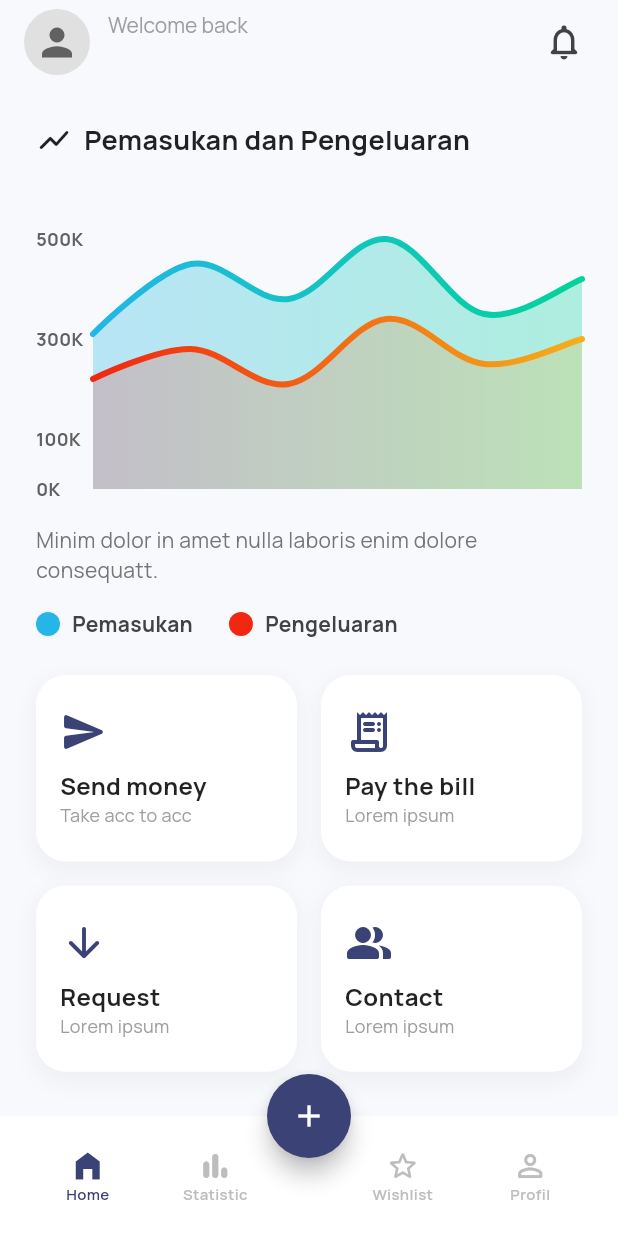
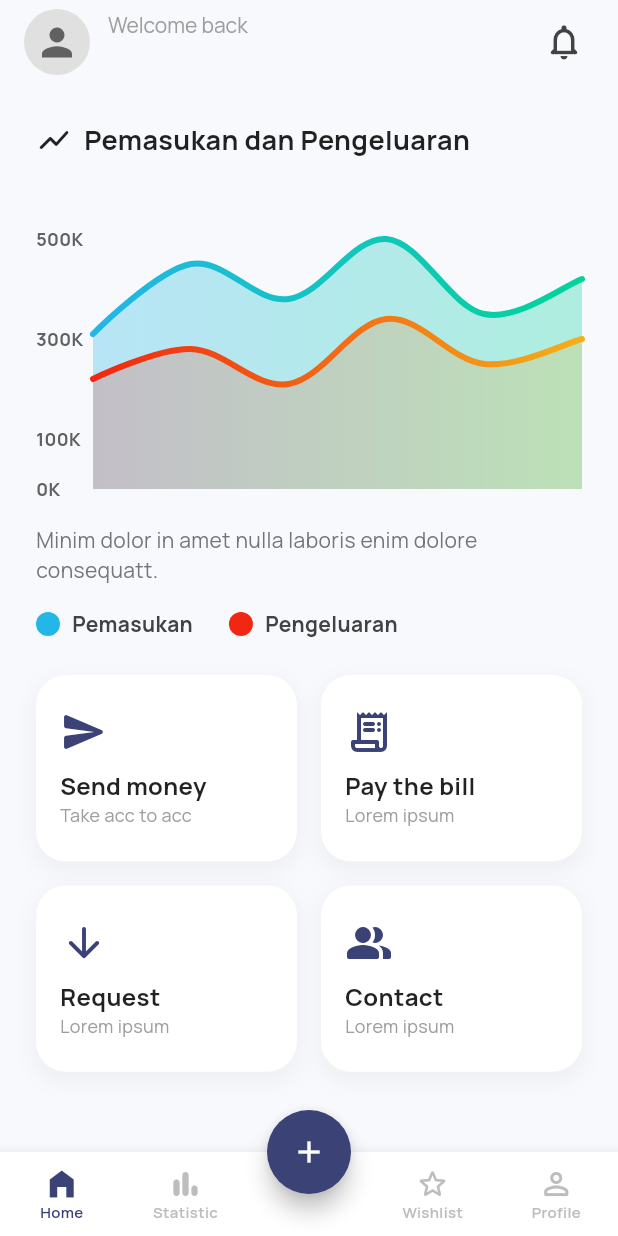
Before and after one commit to riskipradnya/SimpanSini-Personal-Finance, a Flutter app: the MainScreen screen opened directly, on a phone screen of 412 x 824 dp. Run offline on Flutter 3.47's test engine with Material 3 defaults, Android fonts, the phone set to English and light mode, and no system bars; drawn by our look-alikes of fl_chart; our stand-ins replace font_awesome_flutter, google_fonts, shared_preferences; accounts and stored records are empty; network calls fail.

Commit message:
fix issue crash saat menyimpan pemasukan atau pengeluaran

```diff
--- a/lib/screens/main_screen.dart
+++ b/lib/screens/main_screen.dart
@@ -1,7 +1,6 @@
 // main_screen.dart
-
 import 'package:flutter/material.dart';
-// <-- IMPORT BARU
+import 'package:flutter/foundation.dart';
 import 'package:google_fonts/google_fonts.dart';
 import 'home_screen.dart';
 import 'pemasukan_screen.dart';
@@ -19,7 +18,6 @@ class _MainScreenState extends State<MainScreen> {
   int _selectedIndex = 0;
   late PageController _pageController;
 
-  // --- GANTI KEY DENGAN VALUE NOTIFIER INI ---
   final ValueNotifier<int> _refreshNotifier = ValueNotifier<int>(0);
 
   @override
@@ -31,11 +29,9 @@ class _MainScreenState extends State<MainScreen> {
   @override
   void dispose() {
     _pageController.dispose();
-    _refreshNotifier.dispose(); // <-- JANGAN LUPA DISPOSE
+    _refreshNotifier.dispose();
     super.dispose();
   }
-
-  // --- FUNGSI _refreshPages() BISA DIHAPUS, KITA TIDAK MEMBUTUHKANNYA LAGI ---
 
   void _onItemTapped(int index) {
     setState(() {
@@ -49,14 +45,12 @@ class _MainScreenState extends State<MainScreen> {
       context: context,
       builder: (BuildContext context) {
         return Dialog(
-          // ... (kode dialog tidak berubah)
           child: Container(
             padding: const EdgeInsets.all(24.0),
             child: Column(
               mainAxisSize: MainAxisSize.min,
               crossAxisAlignment: CrossAxisAlignment.stretch,
               children: <Widget>[
-                // ... (Judul dan tombol close tidak berubah)
                 Row(
                   mainAxisAlignment: MainAxisAlignment.spaceBetween,
                   children: [
@@ -74,10 +68,7 @@ class _MainScreenState extends State<MainScreen> {
                   onPressed: () async {
                     Navigator.of(context).pop();
                     final result = await Navigator.push(context, MaterialPageRoute(builder: (context) => const PemasukanScreen()),);
-
-                    // --- UBAH LOGIKA REFRESH DI SINI ---
                     if (result == true) {
-                      // Cukup naikkan nilai notifier untuk memicu refresh di child
                       _refreshNotifier.value++;
                     }
                   },
@@ -93,8 +84,6 @@ class _MainScreenState extends State<MainScreen> {
                   onPressed: () async {
                     Navigator.of(context).pop();
                     final result = await Navigator.push(context, MaterialPageRoute(builder: (context) => const PengeluaranScreen()),);
-
-                    // --- UBAH LOGIKA REFRESH DI SINI JUGA ---
                     if (result == true) {
                       _refreshNotifier.value++;
                     }
@@ -119,7 +108,6 @@ class _MainScreenState extends State<MainScreen> {
             _selectedIndex = index;
           });
         },
-        // --- UBAH CARA KITA MEMBERIKAN WIDGET DI SINI ---
         children: <Widget>[
           HomeScreen(refreshNotifier: _refreshNotifier),
           StatistikScreen(refreshNotifier: _refreshNotifier),
@@ -127,79 +115,56 @@ class _MainScreenState extends State<MainScreen> {
           const Center(child: Text('Profile')),
         ],
       ),
-      // ... (Sisa kode (BottomNavBar, FAB, dll) tidak perlu diubah) ...
-      bottomNavigationBar: _buildBottomNavBar(),
-      floatingActionButtonLocation: FloatingActionButtonLocation.centerDocked,
-      floatingActionButton: FloatingActionButton(
-        onPressed: _showAddTransactionDialog,
-        backgroundColor: const Color(0xFF3A4276),
-        shape: const CircleBorder(),
-        child: const Icon(Icons.add, color: Colors.white),
+      // --- GANTI BOTTOMAPPBAR MENJADI BOTTOMNAVIGATIONBAR ---
+      bottomNavigationBar: BottomNavigationBar(
+        currentIndex: _selectedIndex,
+        onTap: _onItemTapped,
+        type: BottomNavigationBarType.fixed, // Penting jika item lebih dari 3
+        backgroundColor: Colors.white,
+        selectedItemColor: const Color(0xFF3A4276),
+        unselectedItemColor: Colors.grey[400],
+        selectedLabelStyle: GoogleFonts.manrope(
+          fontSize: 10,
+          fontWeight: FontWeight.w600,
+        ),
+        unselectedLabelStyle: GoogleFonts.manrope(
+          fontSize: 10,
+          fontWeight: FontWeight.w600,
+        ),
+        items: const <BottomNavigationBarItem>[
+          BottomNavigationBarItem(
+            icon: Icon(Icons.home_filled),
+            label: 'Home',
+          ),
+          BottomNavigationBarItem(
+            icon: Icon(Icons.bar_chart_rounded),
+            label: 'Statistic',
+          ),
+          // Tambahkan item dummy untuk FAB jika Anda ingin tetap memiliki ruang di tengah
+          BottomNavigationBarItem(
+            icon: SizedBox.shrink(), // Widget kosong
+            label: '',
+          ),
+          BottomNavigationBarItem(
+            icon: Icon(Icons.star_border_rounded),
+            label: 'Wishlist',
+          ),
+          BottomNavigationBarItem(
+            icon: Icon(Icons.person_outline_rounded),
+            label: 'Profile',
+          ),
+        ],
       ),
-    );
-  }
-
-  // ... (Sisa kode _buildBottomNavBar dan _navItem tidak perlu diubah) ...
-  Widget _buildBottomNavBar() {
-    // Kode ini tetap sama
-    return BottomAppBar(
-      // shape: const CircularNotchedRectangle(),
-      notchMargin: 8.0,
-      color: Colors.white,
-      elevation: 10,
-      child: SizedBox(
-        height: 60,
-        child: Row(
-          mainAxisAlignment: MainAxisAlignment.spaceBetween,
-          children: [
-            _navItem(Icons.home_filled, 'Home', _selectedIndex == 0, () {
-              _onItemTapped(0);
-            }),
-            _navItem(Icons.bar_chart_rounded, 'Statistic', _selectedIndex == 1,
-                () {
-              _onItemTapped(1);
-            }),
-            const SizedBox(width: 40),
-            _navItem(Icons.star_border_rounded, 'Wishlist', _selectedIndex == 2,
-                () {
-              _onItemTapped(2);
-            }),
-            _navItem(
-                Icons.person_outline_rounded, 'Profil', _selectedIndex == 3,
-                () {
-              _onItemTapped(3);
-            }),
-          ],
-        ),
-      ),
-    );
-  }
-
-  Widget _navItem(
-    IconData icon,
-    String label,
-    bool isActive,
-    VoidCallback onTap,
-  ) {
-    // Kode ini tetap sama
-    final color = isActive ? const Color(0xFF3A4276) : Colors.grey[400];
-    return Expanded(
-      child: InkWell(
-        onTap: onTap,
-        child: Column(
-          mainAxisAlignment: MainAxisAlignment.center,
-          children: [
-            Icon(icon, color: color),
-            Text(
-              label,
-              style: GoogleFonts.manrope(
-                fontSize: 10,
-                fontWeight: FontWeight.w600,
-                color: color,
-              ),
-            ),
-          ],
-        ),
+      floatingActionButtonLocation: FloatingActionButtonLocation.centerDocked, // TETAPKAN INI UNTUK MENEMPATKAN FAB DI TENGAH BOTTOMNAVBAR
+      floatingActionButton: Builder(
+        builder: (BuildContext context) {
+          return FloatingActionButton(
+            onPressed: _showAddTransactionDialog,
+            backgroundColor: const Color(0xFF3A4276),
+            shape: const CircleBorder(),
+            child: const Icon(Icons.add, color: Colors.white),
+          );
+        },
       ),
     );
   }
--- a/lib/screens/statistik_screen.dart
+++ b/lib/screens/statistik_screen.dart
@@ -1,5 +1,5 @@
 import 'package:fl_chart/fl_chart.dart';
-// <-- IMPORT BARU
+import 'package:flutter/foundation.dart'; // <-- IMPORT BARU
 import 'package:flutter/material.dart';
 import 'package:intl/intl.dart';
 import '../database/transaction_service.dart';
```
